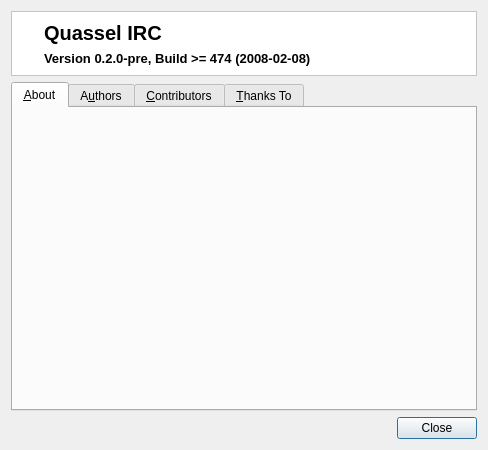
Above: src/qtui/ui/aboutdlg.ui from quassel/quassel before the change. Below: the same form after it.
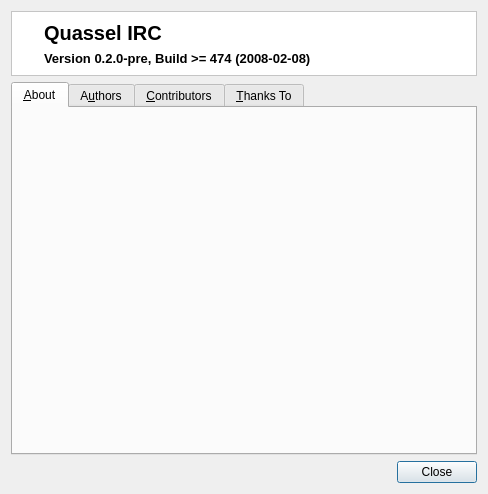
That is the form after the change. Icons and pictures are not drawn.

Commit message: Update the AboutDlg a bit

Diff of the .ui file:
```diff
--- a/src/qtui/ui/aboutdlg.ui
+++ b/src/qtui/ui/aboutdlg.ui
@@ -9,7 +9,7 @@
     <x>0</x>
     <y>0</y>
     <width>488</width>
-    <height>450</height>
+    <height>494</height>
    </rect>
   </property>
   <property name="windowTitle" >
```
The commit also changes 1 other file.
